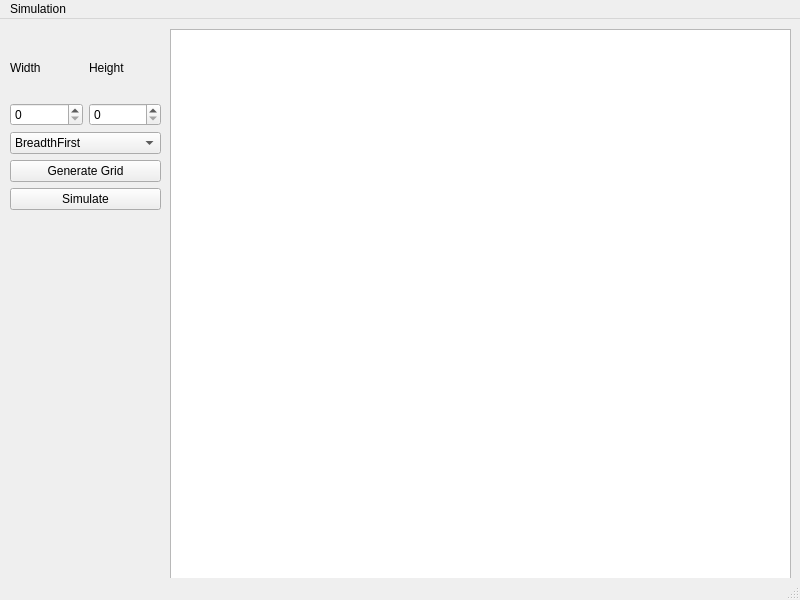
Qt form Pathfinding_GUI/mainwindow.ui (g-ptasinski/Pathfinding) before a commit.
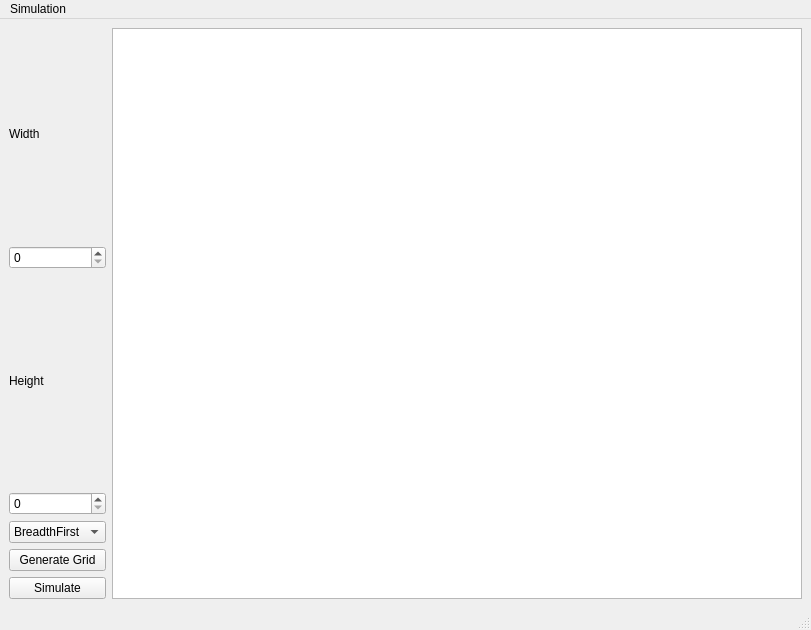
The same form after that commit.

```diff
--- a/Pathfinding_GUI/mainwindow.ui
+++ b/Pathfinding_GUI/mainwindow.ui
@@ -6,69 +6,25 @@
    <rect>
     <x>0</x>
     <y>0</y>
-    <width>800</width>
-    <height>600</height>
+    <width>811</width>
+    <height>620</height>
    </rect>
   </property>
   <property name="windowTitle">
    <string>MainWindow</string>
   </property>
   <widget class="QWidget" name="centralwidget">
-   <widget class="QWidget" name="layoutWidget">
-    <property name="geometry">
-     <rect>
-      <x>0</x>
-      <y>0</y>
-      <width>2</width>
-      <height>2</height>
-     </rect>
-    </property>
+   <layout class="QGridLayout" name="gridLayout_3">
+    <item row="1" column="0">
     <layout class="QVBoxLayout" name="verticalLayout_2"/>
-   </widget>
-   <widget class="QGraphicsView" name="graphicsView">
-    <property name="geometry">
-     <rect>
-      <x>170</x>
-      <y>10</y>
-      <width>621</width>
-      <height>571</height>
-     </rect>
-    </property>
-    <property name="minimumSize">
-     <size>
-      <width>621</width>
-      <height>571</height>
-     </size>
-    </property>
-    <property name="mouseTracking">
-     <bool>true</bool>
-    </property>
-   </widget>
-   <widget class="QWidget" name="layoutWidget">
-    <property name="geometry">
-     <rect>
-      <x>0</x>
-      <y>0</y>
-      <width>2</width>
-      <height>2</height>
-     </rect>
-    </property>
-    <layout class="QVBoxLayout" name="verticalLayout_3"/>
-   </widget>
-   <widget class="QWidget" name="layoutWidget">
-    <property name="geometry">
-     <rect>
-      <x>10</x>
-      <y>20</y>
-      <width>151</width>
-      <height>171</height>
-     </rect>
-    </property>
+    </item>
+    <item row="1" column="1">
     <layout class="QGridLayout" name="gridLayout">
      <item row="0" column="0">
-      <layout class="QHBoxLayout" name="horizontalLayout">
-       <item>
-        <layout class="QVBoxLayout" name="verticalLayout_5">
+       <layout class="QHBoxLayout" name="horizontalLayout"/>
+      </item>
+      <item row="1" column="0">
+       <layout class="QVBoxLayout" name="verticalLayout">
          <item>
           <widget class="QLabel" name="label">
            <property name="text">
@@ -79,10 +35,6 @@
          <item>
           <widget class="QSpinBox" name="Width"/>
          </item>
-        </layout>
-       </item>
-       <item>
-        <layout class="QVBoxLayout" name="verticalLayout_4">
          <item>
           <widget class="QLabel" name="label_2">
            <property name="text">
@@ -93,12 +45,6 @@
          <item>
           <widget class="QSpinBox" name="Height"/>
          </item>
-        </layout>
-       </item>
-      </layout>
-     </item>
-     <item row="1" column="0">
-      <layout class="QVBoxLayout" name="verticalLayout">
        <item>
         <widget class="QComboBox" name="AlgorithmsList">
          <item>
@@ -130,6 +76,31 @@
       </layout>
      </item>
     </layout>
+    </item>
+    <item row="1" column="2">
+     <widget class="QGraphicsView" name="graphicsView">
+      <property name="minimumSize">
+       <size>
+        <width>621</width>
+        <height>571</height>
+       </size>
+      </property>
+      <property name="mouseTracking">
+       <bool>true</bool>
+      </property>
+     </widget>
+    </item>
+   </layout>
+   <widget class="QWidget" name="layoutWidget">
+    <property name="geometry">
+     <rect>
+      <x>0</x>
+      <y>0</y>
+      <width>2</width>
+      <height>2</height>
+     </rect>
+    </property>
+    <layout class="QVBoxLayout" name="verticalLayout_3"/>
    </widget>
   </widget>
   <widget class="QStatusBar" name="statusbar"/>
@@ -138,7 +109,7 @@
     <rect>
      <x>0</x>
      <y>0</y>
-     <width>800</width>
+     <width>811</width>
      <height>23</height>
     </rect>
    </property>
```
Lines whose indentation alone changed are shown as unchanged.
